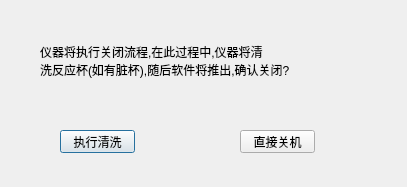
The window that closedlg.ui (lsoftp/water) describes before a commit, drawn with Qt 5.
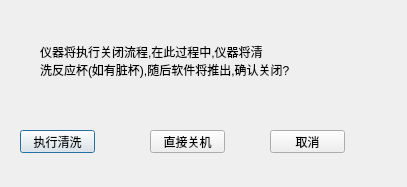
The same window after the commit.

Patch:
```diff
--- a/closedlg.ui
+++ b/closedlg.ui
@@ -30,7 +30,7 @@
   <widget class="QPushButton" name="pushButton">
    <property name="geometry">
     <rect>
-     <x>60</x>
+     <x>20</x>
      <y>130</y>
      <width>75</width>
      <height>23</height>
@@ -43,7 +43,7 @@
   <widget class="QPushButton" name="pushButton_2">
    <property name="geometry">
     <rect>
-     <x>240</x>
+     <x>150</x>
      <y>130</y>
      <width>75</width>
      <height>23</height>
@@ -53,6 +53,19 @@
     <string>直接关机</string>
    </property>
   </widget>
+  <widget class="QPushButton" name="pushButton_3">
+   <property name="geometry">
+    <rect>
+     <x>270</x>
+     <y>130</y>
+     <width>75</width>
+     <height>23</height>
+    </rect>
+   </property>
+   <property name="text">
+    <string>取消</string>
+   </property>
+  </widget>
  </widget>
  <resources/>
  <connections>
```
Left out of the diff: 2 changed lines with no effect on the pictures.
